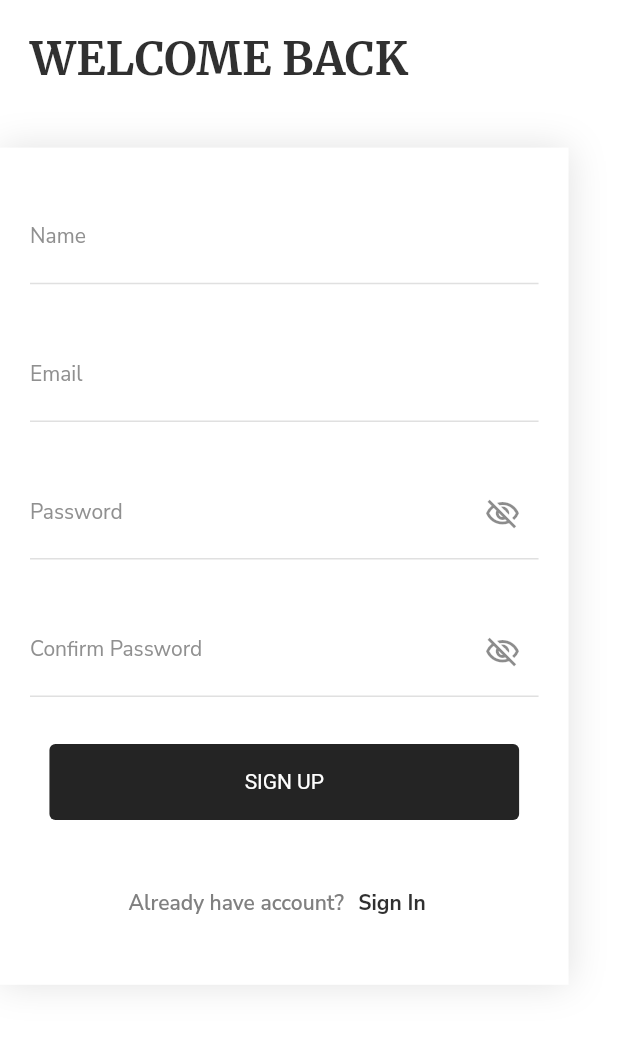
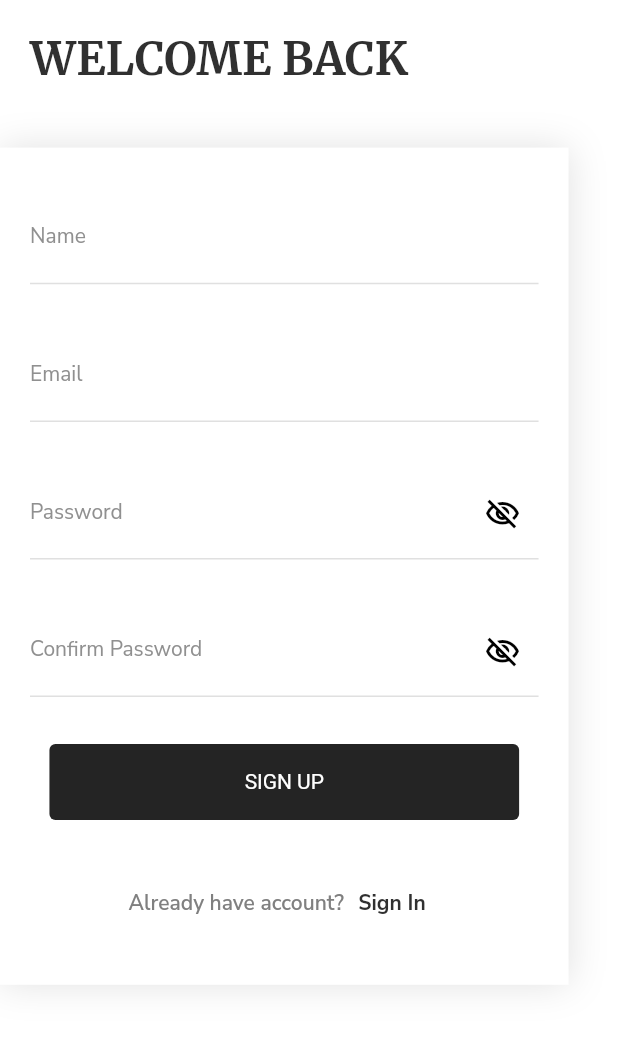
Before and after one commit to Lazizbek97/Furniture_App, a Flutter app: the SignUpPage screen opened by its route, on a phone screen of 412 x 824 dp, the part 129-1184 px from its top. Run offline on Flutter 3.47's test engine with Material 2 defaults, Android fonts, the phone set to English and light mode, and no system bars; our stand-ins replace badges, cloud_firestore, connectivity_plus, file_picker, firebase_auth, firebase_core and 8 more; accounts and stored records are empty; network calls fail; project files that could hold a hidden picture were left out.

Commit message:
profile picture reloading fixed, password cormation validation fixed, password is visible or not function also fixed

```diff
--- a/lib/core/widgets/name_email_input.dart
+++ b/lib/core/widgets/name_email_input.dart
@@ -25,6 +25,11 @@ class EmailNameInput extends StatelessWidget {
           fontSize: Constants.disTextSize,
           color: Constants.color90,
         ),
+        focusedBorder: UnderlineInputBorder(
+          borderSide: BorderSide(
+            color: Colors.black,
+          ),
+        ),
         enabledBorder: UnderlineInputBorder(
           borderSide: BorderSide(
             color: Constants.inputBorderColor,
--- a/lib/core/widgets/password_input.dart
+++ b/lib/core/widgets/password_input.dart
@@ -19,15 +19,21 @@ class PasswordInput extends StatefulWidget {
 }
 
 class _PasswordInputState extends State<PasswordInput> {
-  bool isVisible = false;
+  bool isVisible = true;
 
   @override
   Widget build(BuildContext context) {
     return TextFormField(
       controller: widget._passwordConstroller,
       obscureText: isVisible,
+      cursorColor: Colors.black,
       decoration: InputDecoration(
         labelText: widget._hintText,
+        focusedBorder: UnderlineInputBorder(
+          borderSide: BorderSide(
+            color: Colors.black,
+          ),
+        ),
         labelStyle: TextStyle(
           fontSize: Constants.disTextSize,
           color: Constants.color90,
@@ -37,14 +43,22 @@ class _PasswordInputState extends State<PasswordInput> {
             color: Constants.inputBorderColor,
           ),
         ),
-          suffixIcon: InkWell(
-            onTap: () => setState(() {
-              isVisible != isVisible;
-            }),
-            child: isVisible
-                ? const Icon(Icons.remove_red_eye_outlined)
-                : const Icon(Icons.visibility_off_outlined),
-          )),
+        suffixIcon: IconButton(
+          onPressed: () {
+            isVisible = !isVisible;
+            setState(() {});
+          },
+          icon: isVisible
+              ? const Icon(
+                  Icons.visibility_off_outlined,
+                  color: Colors.black,
+                )
+              : const Icon(
+                  Icons.remove_red_eye_outlined,
+                  color: Colors.black,
+                ),
+        ),
+      ),
     );
   }
 }
--- a/lib/screens/presentations/home_page/home_page.dart
+++ b/lib/screens/presentations/home_page/home_page.dart
@@ -13,6 +13,7 @@ import 'package:provider/provider.dart';
 
 import '../../../core/models/furniture_model.dart';
 import '../../providers/cart_provider/cart_provider.dart';
+import '../../providers/change_profile_pic/change_profile_pic.dart';
 import '../../providers/home_page_provider/homepage_provider.dart';
 import 'components/item_card.dart';
 import 'components/menu_button.dart';
@@ -45,6 +46,7 @@ class _HomePageState extends State<HomePage> {
           showUnselectedLabels: false,
           currentIndex: _navbarIndex,
           onTap: (v) async {
+            await context.read<ChangeProfilePicture>().reloadPicLink();
             setState(() {
               _navbarIndex = v;
             });
--- a/lib/screens/presentations/sign_up_page/sing_up_page.dart
+++ b/lib/screens/presentations/sign_up_page/sing_up_page.dart
@@ -19,6 +19,7 @@ class SignUpPage extends StatelessWidget {
   final TextEditingController _passwordConstroller = TextEditingController();
   final TextEditingController _confirmPasswordConstroller =
       TextEditingController();
+  final _formKey = GlobalKey<FormState>();
 
   @override
   Widget build(BuildContext context) {
@@ -64,6 +65,8 @@ class SignUpPage extends StatelessWidget {
                     )
                   ],
                 ),
+                child: Form(
+                  key: _formKey,
                   child: Column(
                     crossAxisAlignment: CrossAxisAlignment.center,
                     mainAxisAlignment: MainAxisAlignment.spaceAround,
@@ -84,7 +87,14 @@ class SignUpPage extends StatelessWidget {
                         width: getWidth(285),
                         child: ElevatedButton(
                           onPressed: () async {
+                            if (_passwordConstroller.text !=
+                                _confirmPasswordConstroller.text) {
+                              SnackBarWidget.show(
+                                  "Confirmation password is Incorrect",
+                                  context);
+                            } else {
                               await _addUser(context);
+                            }
                           },
                           child: const Text("SIGN UP"),
                         ),
@@ -114,6 +124,7 @@ class SignUpPage extends StatelessWidget {
                         ],
                       )
                     ],
+                  ),
                 ),
               )
             ],
```
Also changed, not shown: lib/screens/presentations/account_page/account_page.dart (+13 -6 lines), lib/screens/providers/change_profile_pic/change_profile_pic.dart (+8 -0 lines). Lines whose indentation alone changed are shown as unchanged.
